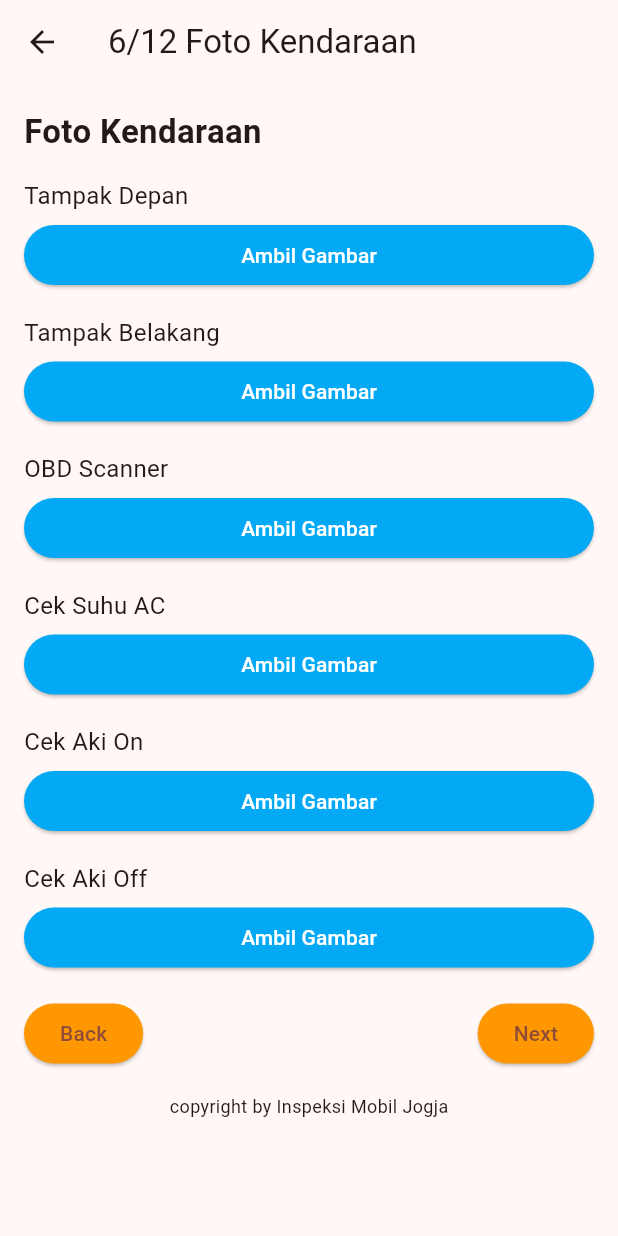
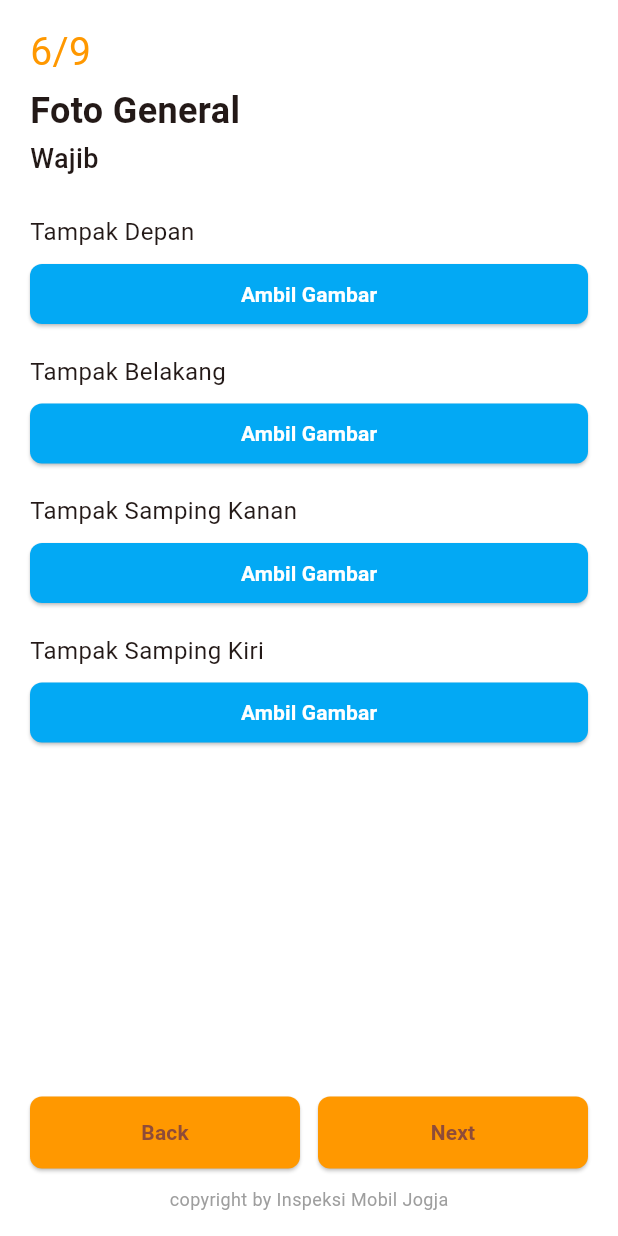
Before and after one commit to diankartika/inspeksimobil-app, a Flutter app: the InspectionStep12PhotoPage screen opened by its route, on a phone screen of 412 x 824 dp. Run offline on Flutter 3.47's test engine with Material 3 defaults, Android fonts, the light colour scheme and no system bars; our stand-ins replace image_picker.

Commit message:
step 12 aku benerin + nambah step 13

```diff
--- a/lib/main.dart
+++ b/lib/main.dart
@@ -1,6 +1,7 @@
 import 'package:flutter/material.dart';
 import 'pages/inspection_step6_engine_page.dart';
 import 'pages/inspection_step12_photo_page.dart';
+import 'pages/inspection_step13_photo_page.dart';
 
 void main() {
   runApp(const MyApp());
@@ -22,6 +23,7 @@
       routes: {
         '/step6_engine': (context) => const InspectionStep6EnginePage(),
         '/step12_photo': (context) => const InspectionStep12PhotoPage(),
+        '/step13_photo': (context) => const InspectionStep13PhotoPage(),
       },
     );
   }
--- a/lib/pages/inspection_step12_photo_page.dart
+++ b/lib/pages/inspection_step12_photo_page.dart
@@ -1,6 +1,15 @@
+import 'dart:io';
 import 'package:flutter/material.dart';
 import 'package:image_picker/image_picker.dart';
-import 'dart:io';
+
+void main() {
+  runApp(
+    const MaterialApp(
+      home: InspectionStep12PhotoPage(),
+      debugShowCheckedModeBanner: false,
+    ),
+  );
+}
 
 class InspectionStep12PhotoPage extends StatefulWidget {
   const InspectionStep12PhotoPage({super.key});
@@ -15,10 +24,8 @@ class _InspectionStep12PhotoPageState extends State<InspectionStep12PhotoPage> {
   final Map<String, File?> _photos = {
     'Tampak Depan': null,
     'Tampak Belakang': null,
-    'OBD Scanner': null,
-    'Cek Suhu AC': null,
-    'Cek Aki On': null,
-    'Cek Aki Off': null,
+    'Tampak Samping Kanan': null,
+    'Tampak Samping Kiri': null,
   };
 
   Future<void> _pickImage(String key) async {
@@ -30,91 +37,150 @@ class _InspectionStep12PhotoPageState extends State<InspectionStep12PhotoPage> {
     }
   }
 
+  void _deleteImage(String key) {
+    setState(() {
+      _photos[key] = null;
+    });
+  }
+
   Widget _buildImageRow(String label) {
     final file = _photos[label];
-    return Column(
+    return Padding(
+      padding: const EdgeInsets.only(bottom: 16),
+      child: Column(
         crossAxisAlignment: CrossAxisAlignment.start,
         children: [
           Text(label, style: const TextStyle(fontSize: 16)),
-        const SizedBox(height: 4),
+          const SizedBox(height: 6),
           if (file == null)
             ElevatedButton(
               style: ElevatedButton.styleFrom(
                 backgroundColor: Colors.lightBlue,
                 foregroundColor: Colors.white,
                 minimumSize: const Size.fromHeight(40),
+                shape: RoundedRectangleBorder(
+                  borderRadius: BorderRadius.circular(8),
+                ),
               ),
               onPressed: () => _pickImage(label),
-            child: const Text("Ambil Gambar"),
+              child: const Text(
+                "Ambil Gambar",
+                style: TextStyle(fontWeight: FontWeight.bold),
+              ),
             )
           else
             Row(
               children: [
                 const Icon(Icons.image, color: Colors.deepPurple),
                 const SizedBox(width: 8),
-              Expanded(child: Text(file.path.split('/').last)),
+                Expanded(
+                  child: Text(
+                    file.path.split('/').last,
+                    overflow: TextOverflow.ellipsis,
+                  ),
+                ),
                 TextButton(
                   onPressed: () {
-                  // Bisa buat lihat gambar lebih lanjut atau preview
+                    // TODO: Implement preview if needed
                   },
-                child: const Text("Lihat Gambar"),
+                  child: const Text(
+                    "Lihat Gambar",
+                    style: TextStyle(color: Colors.lightBlue),
+                  ),
+                ),
+                IconButton(
+                  onPressed: () => _deleteImage(label),
+                  icon: const Icon(Icons.delete, color: Colors.pink),
                 ),
               ],
             ),
-        const SizedBox(height: 16),
         ],
+      ),
     );
   }
 
   @override
   Widget build(BuildContext context) {
     return Scaffold(
-      appBar: AppBar(title: const Text("6/12 Foto Kendaraan")),
-      body: Padding(
-        padding: const EdgeInsets.all(16.0),
-        child: ListView(
+      backgroundColor: Colors.white,
+      body: SafeArea(
+        child: Padding(
+          padding: const EdgeInsets.symmetric(horizontal: 20, vertical: 16),
+          child: Column(
+            crossAxisAlignment: CrossAxisAlignment.start,
             children: [
               const Text(
-              "Foto Kendaraan",
-              style: TextStyle(fontSize: 22, fontWeight: FontWeight.bold),
+                "6/9",
+                style: TextStyle(fontSize: 26, color: Colors.orange),
               ),
-            const SizedBox(height: 16),
-            ..._photos.keys.map((key) => _buildImageRow(key)),
+              const SizedBox(height: 4),
+              const Text(
+                "Foto General",
+                style: TextStyle(fontSize: 24, fontWeight: FontWeight.bold),
+              ),
+              const SizedBox(height: 2),
+              const Text(
+                "Wajib",
+                style: TextStyle(fontSize: 18, fontWeight: FontWeight.w500),
+              ),
+              const SizedBox(height: 24),
+              Expanded(
+                child: ListView(
+                  children:
+                      _photos.keys.map((key) => _buildImageRow(key)).toList(),
+                ),
+              ),
+              const SizedBox(height: 8),
               Row(
-              mainAxisAlignment: MainAxisAlignment.spaceBetween,
                 children: [
-                ElevatedButton(
+                  Expanded(
+                    child: ElevatedButton(
+                      onPressed: () => Navigator.pop(context),
+                      style: ElevatedButton.styleFrom(
+                        backgroundColor: Colors.orange,
+                        padding: const EdgeInsets.symmetric(vertical: 14),
+                        shape: RoundedRectangleBorder(
+                          borderRadius: BorderRadius.circular(8),
+                        ),
+                      ),
+                      child: const Text(
+                        "Back",
+                        style: TextStyle(fontWeight: FontWeight.bold),
+                      ),
+                    ),
+                  ),
+                  const SizedBox(width: 12),
+                  Expanded(
+                    child: ElevatedButton(
                       onPressed: () {
-                    Navigator.pop(context);
+                        Navigator.pushNamed(context, '/step13_photo');
                       },
                       style: ElevatedButton.styleFrom(
                         backgroundColor: Colors.orange,
+                        padding: const EdgeInsets.symmetric(vertical: 14),
+                        shape: RoundedRectangleBorder(
+                          borderRadius: BorderRadius.circular(8),
                         ),
-                  child: const Text("Back"),
                       ),
-                ElevatedButton(
-                  onPressed: () {
-                    ScaffoldMessenger.of(context).showSnackBar(
-                      const SnackBar(content: Text("Next ditekan!")),
-                    );
-                  },
-                  style: ElevatedButton.styleFrom(
-                    backgroundColor: Colors.orange,
+                      child: const Text(
+                        "Next",
+                        style: TextStyle(fontWeight: FontWeight.bold),
                       ),
-                  child: const Text("Next"),
+                    ),
                   ),
                 ],
               ),
-            const SizedBox(height: 16),
+              const SizedBox(height: 12),
               const Center(
                 child: Text(
                   "copyright by Inspeksi Mobil Jogja",
-                style: TextStyle(fontSize: 12),
+                  style: TextStyle(fontSize: 12, color: Colors.grey),
                 ),
               ),
             ],
           ),
         ),
+      ),
     );
   }
 }
```
Also changed, not shown: lib/pages/inspection_step13_photo_page.dart (added, +184 -0 lines). Lines whose indentation alone changed are shown as unchanged.
